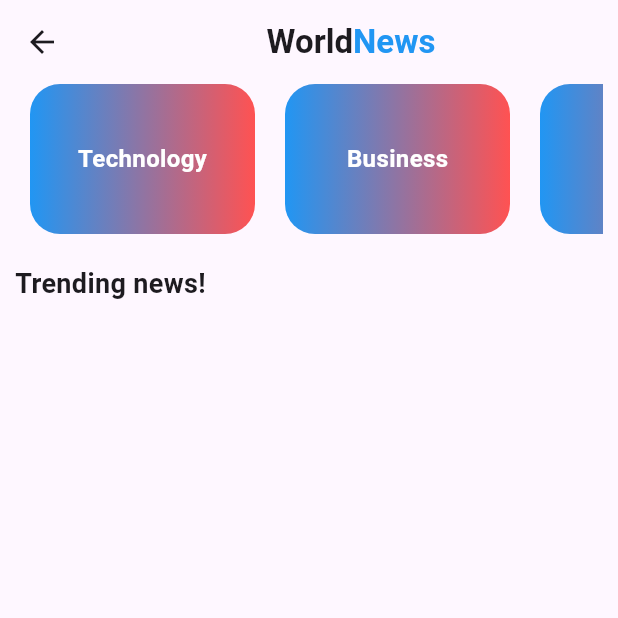
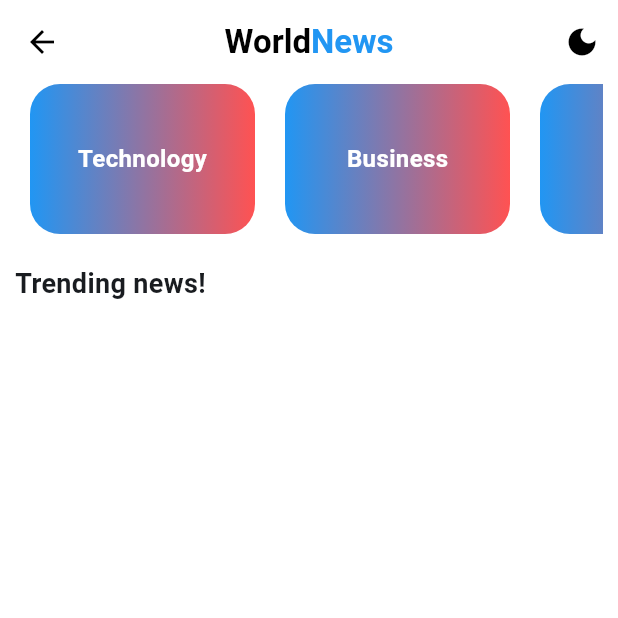
Before and after one commit to bibasshrestha980-npl/news_app, a Flutter app: the screen it shows after launch, after a tap on "Get Started", on a phone screen of 412 x 824 dp, the top half of it. Run offline on Flutter 3.47's test engine with Material 3 defaults, Android fonts, the light colour scheme and no system bars; network calls fail.

Commit message:
Add ThemeProvider with light and dark mode toggle support

```diff
--- a/lib/main.dart
+++ b/lib/main.dart
@@ -1,13 +1,21 @@
 import 'dart:ui';
 
 import 'package:flutter/material.dart';
+import 'package:news_app/common/common_colors.dart';
 import 'package:news_app/providers/news_provider.dart';
+import 'package:news_app/providers/theme_provider.dart';
 import 'package:news_app/screens/onboarding_screen.dart';
 import 'package:provider/provider.dart';
 
 void main() {
   runApp(
-    ChangeNotifierProvider(create: (_) => NewsProvider(), child: const MyApp()),
+    MultiProvider(
+      providers: [
+        ChangeNotifierProvider(create: (_) => NewsProvider()),
+        ChangeNotifierProvider(create: (_) => ThemeProvider()),
+      ],
+      child: const MyApp(),
+    ),
   );
 }
 
@@ -16,8 +24,41 @@ class MyApp extends StatelessWidget {
 
   @override
   Widget build(BuildContext context) {
+    final themeProvider = context.watch<ThemeProvider>();
+
     return MaterialApp(
       debugShowCheckedModeBanner: false,
+      themeMode: themeProvider.themeMode,
+      theme: ThemeData(
+        useMaterial3: true,
+        brightness: Brightness.light,
+        scaffoldBackgroundColor: Colors.white,
+        colorSchemeSeed: AppColors.primary,
+        appBarTheme: const AppBarTheme(
+          backgroundColor: Colors.white,
+          foregroundColor: Colors.black,
+          elevation: 0,
+        ),
+        cardTheme: const CardThemeData(
+          color: Colors.white,
+          elevation: 2,
+        ),
+      ),
+      darkTheme: ThemeData(
+        useMaterial3: true,
+        brightness: Brightness.dark,
+        scaffoldBackgroundColor: const Color(0xFF121212),
+        colorSchemeSeed: AppColors.primary,
+        appBarTheme: const AppBarTheme(
+          backgroundColor: Color(0xFF121212),
+          foregroundColor: Colors.white,
+          elevation: 0,
+        ),
+        cardTheme: const CardThemeData(
+          color: Color(0xFF1E1E1E),
+          elevation: 2,
+        ),
+      ),
       scrollBehavior: const MaterialScrollBehavior().copyWith(
         dragDevices: {
           PointerDeviceKind.mouse,
--- /dev/null
+++ b/lib/providers/theme_provider.dart
@@ -0,0 +1,19 @@
+import 'package:flutter/material.dart';
+
+class ThemeProvider extends ChangeNotifier {
+  ThemeMode _themeMode = ThemeMode.light;
+
+  ThemeMode get themeMode => _themeMode;
+  bool get isDarkMode => _themeMode == ThemeMode.dark;
+
+  void toggleTheme() {
+    _themeMode =
+        _themeMode == ThemeMode.light ? ThemeMode.dark : ThemeMode.light;
+    notifyListeners();
+  }
+
+  void setThemeMode(ThemeMode mode) {
+    _themeMode = mode;
+    notifyListeners();
+  }
+}
--- a/lib/screens/category_screen.dart
+++ b/lib/screens/category_screen.dart
@@ -1,6 +1,7 @@
 import 'package:flutter/material.dart';
 import 'package:news_app/common/common_colors.dart';
 import 'package:news_app/providers/news_provider.dart';
+import 'package:news_app/providers/theme_provider.dart';
 import 'package:provider/provider.dart';
 import 'package:url_launcher/url_launcher.dart';
 
@@ -31,6 +32,8 @@ class _CategoryScreenState extends State<CategoryScreen> {
 
   @override
   Widget build(BuildContext context) {
+    final isDark = context.watch<ThemeProvider>().isDarkMode;
+
     return Scaffold(
       appBar: AppBar(
         centerTitle: true,
@@ -51,6 +54,15 @@ class _CategoryScreenState extends State<CategoryScreen> {
             ),
           ],
         ),
+        actions: [
+          IconButton(
+            icon: Icon(isDark ? Icons.light_mode : Icons.dark_mode),
+            tooltip: isDark ? 'Switch to Light Mode' : 'Switch to Dark Mode',
+            onPressed: () {
+              context.read<ThemeProvider>().toggleTheme();
+            },
+          ),
+        ],
       ),
       body: Padding(
         padding: const EdgeInsets.symmetric(horizontal: 10),
@@ -79,12 +91,12 @@ class _CategoryScreenState extends State<CategoryScreen> {
                             .read<NewsProvider>()
                             .getCategoryNews(widget.categoryName)
                             .then((_) {
-                          if (mounted) {
-                            setState(() {
-                              _isLoading = false;
+                              if (mounted) {
+                                setState(() {
+                                  _isLoading = false;
+                                });
+                              }
                             });
-                          }
-                        });
                       },
                       child: const Text("Retry"),
                     ),
@@ -94,9 +106,9 @@ class _CategoryScreenState extends State<CategoryScreen> {
             }
 
             return RefreshIndicator(
-              onRefresh: () => context
-                  .read<NewsProvider>()
-                  .getCategoryNews(widget.categoryName),
+              onRefresh: () => context.read<NewsProvider>().getCategoryNews(
+                widget.categoryName,
+              ),
               child: ListView.builder(
                 itemCount: provider.categoryNews.length,
                 itemBuilder: (context, index) =>
--- a/lib/screens/home_screen.dart
+++ b/lib/screens/home_screen.dart
@@ -2,6 +2,7 @@ import 'package:flutter/material.dart';
 import 'package:news_app/common/common_colors.dart';
 import 'package:news_app/data/category_list.dart';
 import 'package:news_app/providers/news_provider.dart';
+import 'package:news_app/providers/theme_provider.dart';
 import 'package:news_app/screens/category_screen.dart';
 import 'package:provider/provider.dart';
 
@@ -24,10 +25,13 @@ class _HomeScreenState extends State<HomeScreen> {
 
   @override
   Widget build(BuildContext context) {
+    final isDark = context.watch<ThemeProvider>().isDarkMode;
+
     return Scaffold(
       appBar: AppBar(
         centerTitle: true,
         title: const Row(
+          mainAxisSize: MainAxisSize.min,
           mainAxisAlignment: MainAxisAlignment.center,
           children: [
             Text("World", style: TextStyle(fontWeight: FontWeight.bold)),
@@ -40,6 +44,15 @@ class _HomeScreenState extends State<HomeScreen> {
             ),
           ],
         ),
+        actions: [
+          IconButton(
+            icon: Icon(isDark ? Icons.light_mode : Icons.dark_mode),
+            tooltip: isDark ? 'Switch to Light Mode' : 'Switch to Dark Mode',
+            onPressed: () {
+              context.read<ThemeProvider>().toggleTheme();
+            },
+          ),
+        ],
       ),
       body: Padding(
         padding: const EdgeInsets.symmetric(horizontal: 10),
--- a/lib/screens/onboarding_screen.dart
+++ b/lib/screens/onboarding_screen.dart
@@ -9,7 +9,6 @@ class OnboardingScreen extends StatelessWidget {
   @override
   Widget build(BuildContext context) {
     return Scaffold(
-      backgroundColor: Colors.white,
       body: SafeArea(
         child: Padding(
           padding: const EdgeInsets.symmetric(horizontal: 24.0, vertical: 16.0),
@@ -22,7 +21,7 @@ class OnboardingScreen extends StatelessWidget {
                   width: double.infinity,
                   decoration: BoxDecoration(
                     borderRadius: BorderRadius.circular(24),
-                    color: Colors.grey.shade50,
+                    color: Theme.of(context).cardColor,
                   ),
                   child: ClipRRect(
                     borderRadius: BorderRadius.circular(24),
@@ -43,7 +42,6 @@ class OnboardingScreen extends StatelessWidget {
                 style: TextStyle(
                   fontSize: 22,
                   fontWeight: FontWeight.bold,
-                  color: Colors.black,
                   height: 1.3,
                 ),
               ),
```
